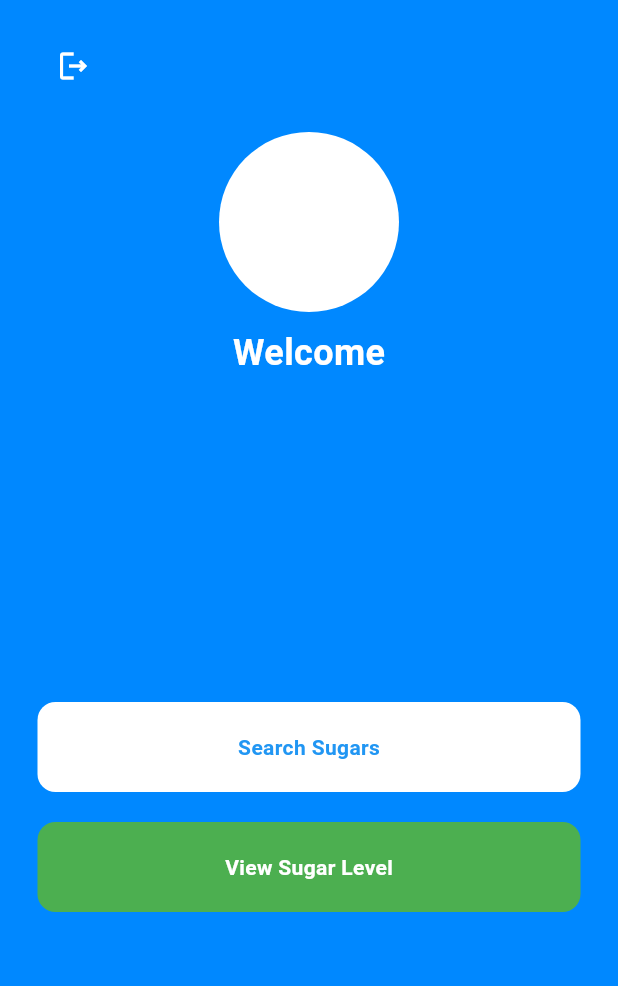
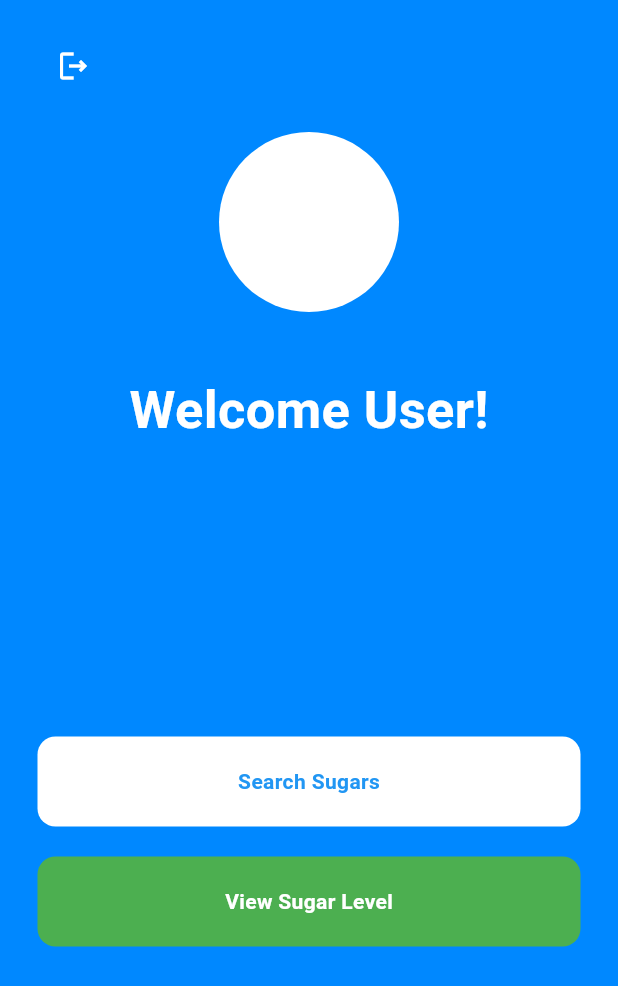
Before and after one commit to BiscuitVG/rei_sugar, a Flutter app: the HomeScreen screen opened directly with empty values, on a phone screen of 412 x 824 dp. Shown: the top 986 px of the screen. Run offline on Flutter 3.47's test engine with Material 3 defaults, Android fonts, the phone set to English and light mode, and no system bars; our stand-ins replace cloud_firestore, firebase_auth, firebase_core; accounts and stored records are empty.

```diff
--- a/lib/screens/home_screen.dart
+++ b/lib/screens/home_screen.dart
@@ -63,11 +63,11 @@ class HomeScreen extends StatelessWidget {
                         ),
                       ),
                     ),
-                    const SizedBox(height: 10), // Add some spacing between the avatar and text
+                    const SizedBox(height: 40), // Spacing between the avatar and text
                     const Text(
-                      'Welcome',
+                      'Welcome User!',
                       style: TextStyle(
-                        fontSize: 24,
+                        fontSize: 35,
                         fontWeight: FontWeight.bold,
                         color: Colors.white,
                       ),
--- a/lib/screens/save_sugars.dart
+++ b/lib/screens/save_sugars.dart
@@ -56,7 +56,10 @@ class SaveSugars extends StatelessWidget {
                     .snapshots(),
                 builder: (context, snapshot) {
                   if (snapshot.connectionState == ConnectionState.waiting) {
-                    return const Center(child: CircularProgressIndicator());
+                    return const Center(child: CircularProgressIndicator(
+                      color: Colors.white,
+                      ),
+                    );
                   }
                   if (snapshot.hasError) {
                     print('Firestore Error: ${snapshot.error}');
```
Also changed, not shown: lib/screens/product_search.dart (+21 -8 lines).
